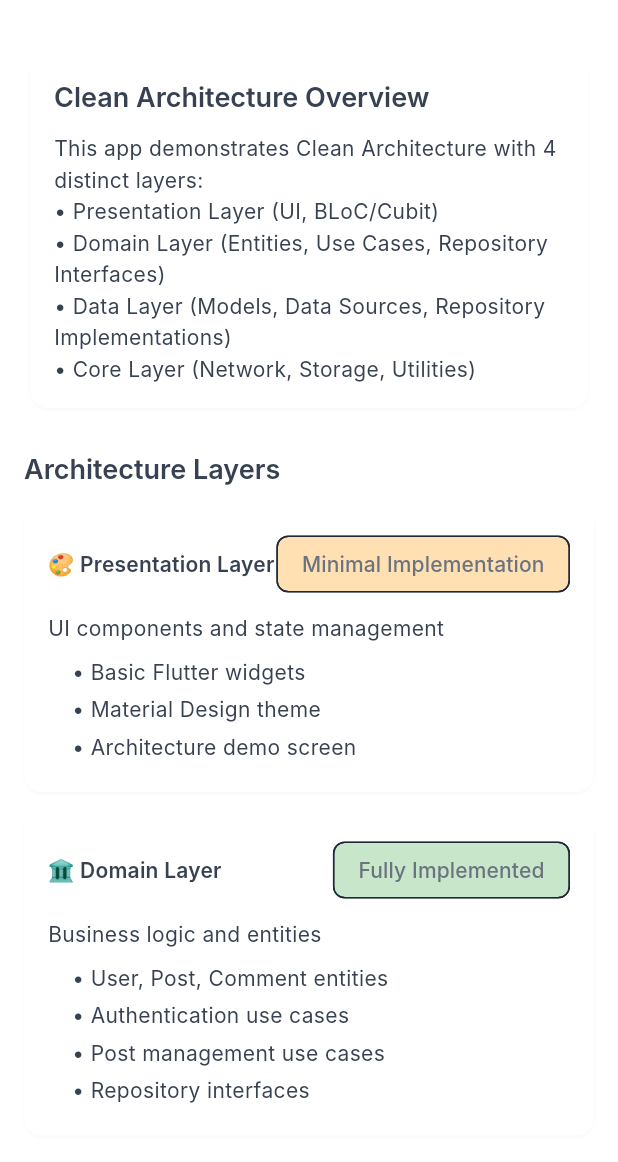
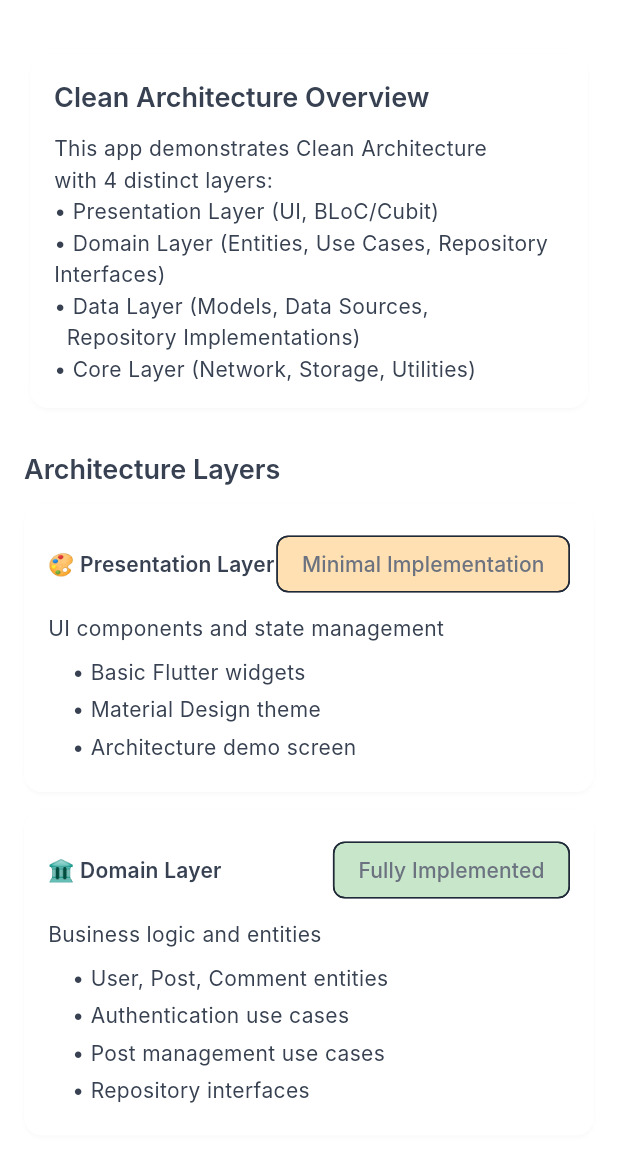
Before and after one commit to uumair327/mini_feed, a Flutter app: the ArchitectureDemoPage screen opened directly, on a phone screen of 412 x 824 dp, the part 60-1222 px from its top. Run offline on Flutter 3.47's test engine with Material 3 defaults, Android fonts, the light colour scheme and no system bars; our stand-ins replace connectivity_plus, dartz, dio, equatable, flutter_bloc, flutter_secure_storage and 5 more; accounts and stored records are empty; generated files the repository leaves out were written again; Roboto replaces fonts that are missing (Inter).

Commit message:
Refactor: Simplify widget build methods and update DI
- Refactored `build` methods in `main.dart` for several widgets to use expression bodies for conciseness.
- Removed explicit `ThemeMode.system` as it's the default.
- Minor text formatting adjustments in `_ArchitectureOverview`.
- Updated `injection_container.dart`:
    - Registered `PostDetailsBloc` and its required use cases: `GetPostDetailsUseCase`, `GetCommentsUseCase`, and `ToggleFavoriteUseCase`.
    - Registered `PostCreationBloc` and its required use case: `CreatePostUseCase`.

```diff
--- a/lib/main.dart
+++ b/lib/main.dart
@@ -1,14 +1,15 @@
 import 'package:flutter/material.dart';
 import 'package:flutter_bloc/flutter_bloc.dart';
-import 'package:mini_feed/core/storage/storage_initializer.dart';
-import 'package:mini_feed/presentation/blocs/auth/auth_bloc.dart';
-import 'package:mini_feed/presentation/blocs/auth/auth_event.dart';
-import 'package:mini_feed/presentation/blocs/connectivity/connectivity_cubit.dart';
-import 'package:mini_feed/presentation/routes/app_router.dart';
-import 'package:mini_feed/presentation/theme/app_theme.dart';
-import 'package:mini_feed/core/di/injection_container.dart' as di;
-import 'package:mini_feed/core/sync/sync_service.dart';
-import 'package:mini_feed/core/error_handling/global_error_handler.dart';
+
+import 'core/di/injection_container.dart' as di;
+import 'core/error_handling/global_error_handler.dart';
+import 'core/storage/storage_initializer.dart';
+import 'core/sync/sync_service.dart';
+import 'presentation/blocs/auth/auth_bloc.dart';
+import 'presentation/blocs/auth/auth_event.dart';
+import 'presentation/blocs/connectivity/connectivity_cubit.dart';
+import 'presentation/routes/app_router.dart';
+import 'presentation/theme/app_theme.dart';
 
 void main() async {
   WidgetsFlutterBinding.ensureInitialized();
@@ -29,8 +30,7 @@ class MyApp extends StatelessWidget {
   const MyApp({super.key});
 
   @override
-  Widget build(BuildContext context) {
-    return MultiBlocProvider(
+  Widget build(BuildContext context) => MultiBlocProvider(
       providers: [
         BlocProvider<AuthBloc>(
           create: (context) => di.sl<AuthBloc>()
@@ -39,9 +39,9 @@ class MyApp extends StatelessWidget {
         BlocProvider<ConnectivityCubit>(
           create: (context) {
             // Initialize sync service
-            final syncService = di.sl<SyncService>();
-            syncService.initialize();
-            syncService.startAutoSync();
+            di.sl<SyncService>()
+              ..initialize()
+              ..startAutoSync();
 
             return di.sl<ConnectivityCubit>()
               ..initialize();
@@ -52,20 +52,17 @@ class MyApp extends StatelessWidget {
         title: 'Mini Feed',
         theme: AppTheme.lightTheme,
         darkTheme: AppTheme.darkTheme,
-        themeMode: ThemeMode.system,
         onGenerateRoute: AppRouter.generateRoute,
         initialRoute: '/',
       ),
     );
-  }
 }
 
 class ArchitectureDemoPage extends StatelessWidget {
   const ArchitectureDemoPage({super.key});
 
   @override
-  Widget build(BuildContext context) {
-    return Scaffold(
+  Widget build(BuildContext context) => Scaffold(
       appBar: AppBar(
         title: const Text('Mini Feed - Clean Architecture Demo'),
         backgroundColor: Theme.of(context).colorScheme.inversePrimary,
@@ -84,15 +81,13 @@ class ArchitectureDemoPage extends StatelessWidget {
         ),
       ),
     );
-  }
 }
 
 class _ArchitectureOverview extends StatelessWidget {
   const _ArchitectureOverview();
 
   @override
-  Widget build(BuildContext context) {
-    return Card(
+  Widget build(BuildContext context) => Card(
       child: Padding(
         padding: const EdgeInsets.all(16.0),
         child: Column(
@@ -104,25 +99,25 @@ class _ArchitectureOverview extends StatelessWidget {
             ),
             const SizedBox(height: 12),
             const Text(
-              'This app demonstrates Clean Architecture with 4 distinct layers:\n'
+              'This app demonstrates Clean Architecture\n'
+              'with 4 distinct layers:\n'
               '• Presentation Layer (UI, BLoC/Cubit)\n'
               '• Domain Layer (Entities, Use Cases, Repository Interfaces)\n'
-              '• Data Layer (Models, Data Sources, Repository Implementations)\n'
+              '• Data Layer (Models, Data Sources,\n'
+              '  Repository Implementations)\n'
               '• Core Layer (Network, Storage, Utilities)',
             ),
           ],
         ),
       ),
     );
-  }
 }
 
 class _LayerDetails extends StatelessWidget {
   const _LayerDetails();
 
   @override
-  Widget build(BuildContext context) {
-    return Column(
+  Widget build(BuildContext context) => Column(
       crossAxisAlignment: CrossAxisAlignment.start,
       children: [
         Text(
@@ -176,7 +171,6 @@ class _LayerDetails extends StatelessWidget {
         ),
       ],
     );
-  }
 }
 
 class _LayerCard extends StatelessWidget {
@@ -193,8 +187,7 @@ class _LayerCard extends StatelessWidget {
   });
 
   @override
-  Widget build(BuildContext context) {
-    return Card(
+  Widget build(BuildContext context) => Card(
       margin: const EdgeInsets.only(bottom: 12),
       child: Padding(
         padding: const EdgeInsets.all(16.0),
@@ -233,15 +226,13 @@ class _LayerCard extends StatelessWidget {
         ),
       ),
     );
-  }
 }
 
 class _ImplementationStatus extends StatelessWidget {
   const _ImplementationStatus();
 
   @override
-  Widget build(BuildContext context) {
-    return Card(
+  Widget build(BuildContext context) => Card(
       child: Padding(
         padding: const EdgeInsets.all(16.0),
         child: Column(
@@ -267,5 +258,4 @@ class _ImplementationStatus extends StatelessWidget {
         ),
       ),
     );
-  }
 }
```
Also changed, not shown: lib/core/di/injection_container.dart (+24 -1 lines).
